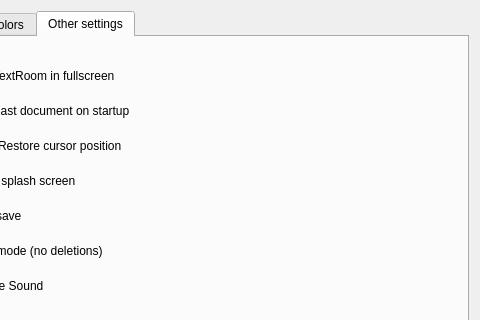
First picture: the form in branches/realtimestats/ui/optionsdialog.ui, repository zerger/textroom, before the edit; both pictures show x 88 to 568 and y 0 to 320 of the 568 by 432 pixel window.
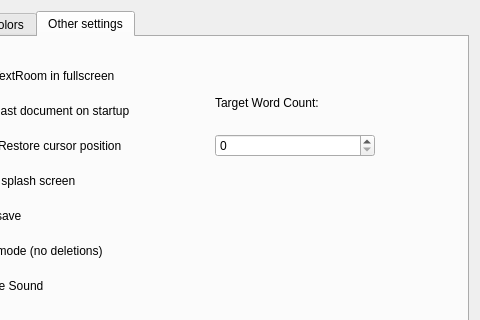
Second picture: the form after the edit. The open tabs and pages were chosen to show the change.

Commit message: Added Target Word Count Feature and Added the necessary files to svn

Diff of the .ui file:
```diff
--- a/branches/realtimestats/ui/optionsdialog.ui
+++ b/branches/realtimestats/ui/optionsdialog.ui
@@ -723,6 +723,43 @@
           </item>
          </layout>
         </widget>
+        <widget class="QWidget" name="verticalLayoutWidget" >
+         <property name="geometry" >
+          <rect>
+           <x>290</x>
+           <y>40</y>
+           <width>160</width>
+           <height>80</height>
+          </rect>
+         </property>
+         <layout class="QVBoxLayout" name="verticalLayout" >
+          <item>
+           <layout class="QHBoxLayout" name="horizontalLayout" >
+            <item>
+             <widget class="QLabel" name="label_2" >
+              <property name="text" >
+               <string>Target Word Count:</string>
+              </property>
+             </widget>
+            </item>
+           </layout>
+          </item>
+          <item>
+           <layout class="QHBoxLayout" name="horizontalLayout_2" >
+            <item>
+             <widget class="QSpinBox" name="wordCountSpinBox" >
+              <property name="maximum" >
+               <number>200000</number>
+              </property>
+              <property name="singleStep" >
+               <number>50</number>
+              </property>
+             </widget>
+            </item>
+           </layout>
+          </item>
+         </layout>
+        </widget>
        </widget>
       </widget>
      </item>
```
Left out of the diff: 2 changed lines with no effect on the pictures. The commit also changes 14 other files.
